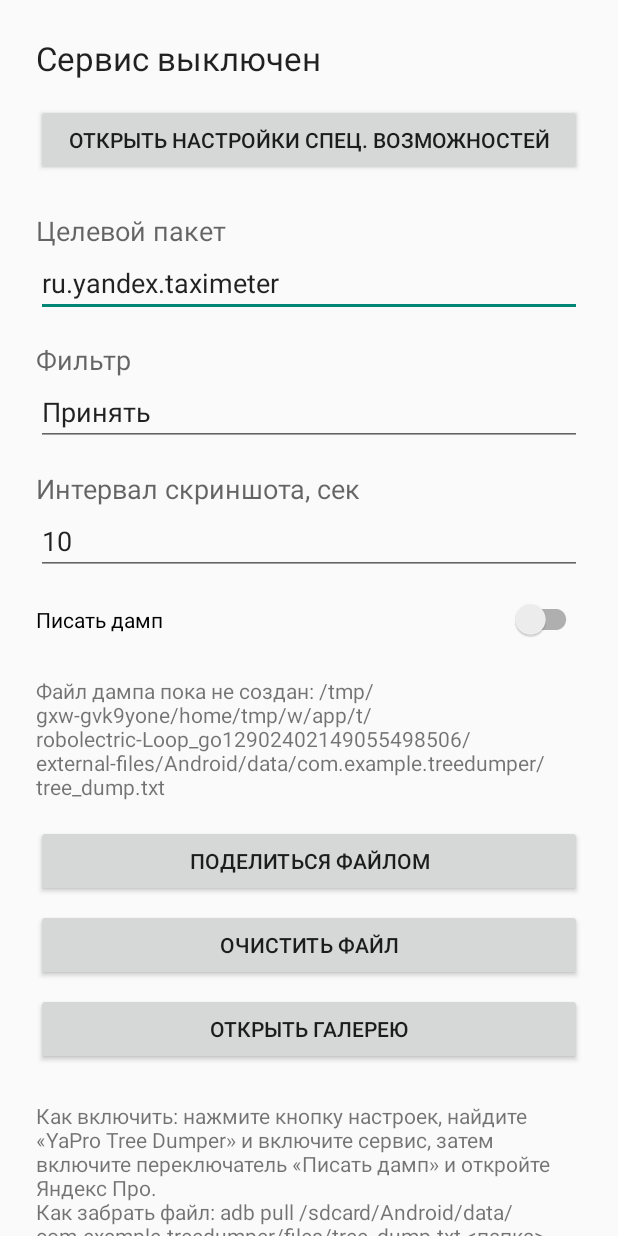
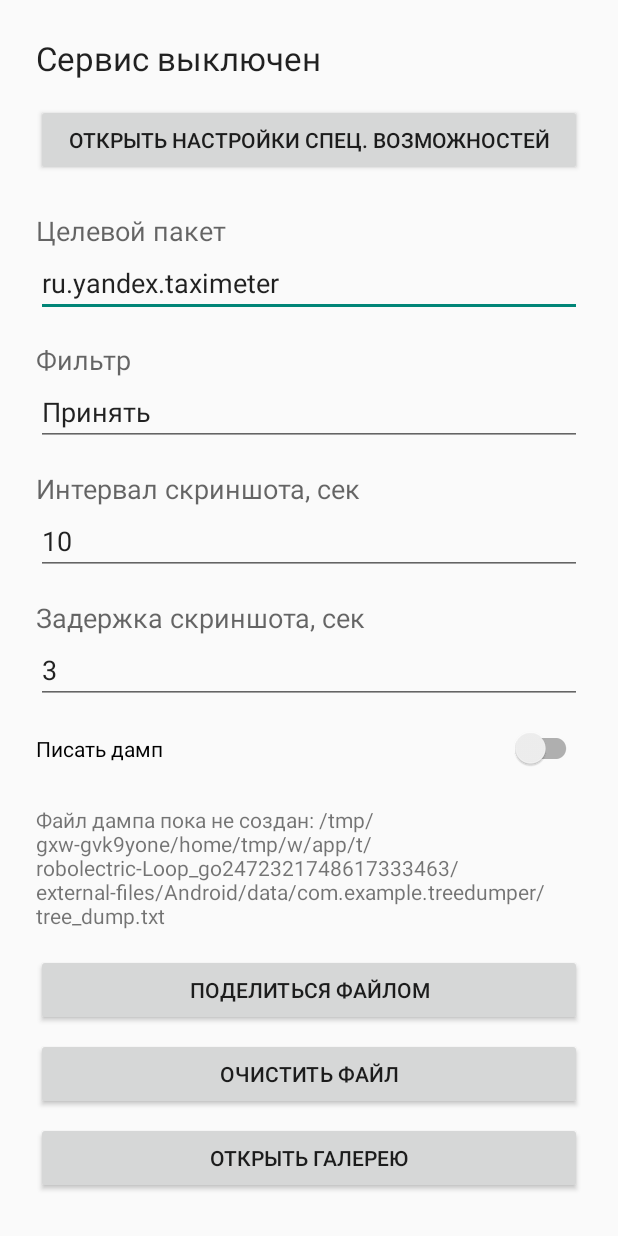
Before and after one commit to vsh147/ifsee, an Android app: the screen it shows after launch (MainActivity), on a phone screen of 412 x 824 dp. Run offline under Robolectric (Android 15) with nearby library versions, the phone set to English and light mode, and no system bars.

Commit message:
Add configurable delay before taking screenshot

```diff
--- a/app/src/main/java/com/example/treedumper/MainActivity.kt
+++ b/app/src/main/java/com/example/treedumper/MainActivity.kt
@@ -41,6 +41,14 @@ class MainActivity : AppCompatActivity() {
             val seconds = text?.toString()?.trim()?.toIntOrNull()
             if (seconds != null && seconds > 0) {
                 prefs.screenshotIntervalSeconds = seconds
+            }
+        }
+
+        binding.screenshotDelayEdit.setText(prefs.screenshotDelaySeconds.toString())
+        binding.screenshotDelayEdit.doAfterTextChanged { text ->
+            val seconds = text?.toString()?.trim()?.toIntOrNull()
+            if (seconds != null && seconds >= 0) {
+                prefs.screenshotDelaySeconds = seconds
             }
         }
 
--- a/app/src/main/java/com/example/treedumper/Prefs.kt
+++ b/app/src/main/java/com/example/treedumper/Prefs.kt
@@ -30,14 +30,22 @@ class Prefs(context: Context) {
             prefs.edit().putInt(KEY_SCREENSHOT_INTERVAL_SECONDS, value.coerceAtLeast(1)).apply()
         }
 
+    var screenshotDelaySeconds: Int
+        get() = prefs.getInt(KEY_SCREENSHOT_DELAY_SECONDS, DEFAULT_SCREENSHOT_DELAY_SECONDS)
+        set(value) {
+            prefs.edit().putInt(KEY_SCREENSHOT_DELAY_SECONDS, value.coerceAtLeast(0)).apply()
+        }
+
     private companion object {
         const val PREFS_NAME = "treedumper_prefs"
         const val KEY_TARGET_PACKAGE = "target_package"
         const val KEY_DUMP_ENABLED = "dump_enabled"
         const val KEY_LOG_FILTER = "log_filter"
         const val KEY_SCREENSHOT_INTERVAL_SECONDS = "screenshot_interval_seconds"
+        const val KEY_SCREENSHOT_DELAY_SECONDS = "screenshot_delay_seconds"
         const val DEFAULT_TARGET_PACKAGE = "ru.yandex.taximeter"
         const val DEFAULT_LOG_FILTER = "Принять"
         const val DEFAULT_SCREENSHOT_INTERVAL_SECONDS = 10
+        const val DEFAULT_SCREENSHOT_DELAY_SECONDS = 3
     }
 }
--- a/app/src/main/res/layout/activity_main.xml
+++ b/app/src/main/res/layout/activity_main.xml
@@ -71,6 +71,22 @@
             android:inputType="number"
             android:singleLine="true" />
 
+        <TextView
+            android:layout_width="match_parent"
+            android:layout_height="wrap_content"
+            android:layout_marginTop="16dp"
+            android:text="@string/screenshot_delay_label"
+            android:textAppearance="@style/TextAppearance.AppCompat.Medium" />
+
+        <EditText
+            android:id="@+id/screenshotDelayEdit"
+            android:layout_width="match_parent"
+            android:layout_height="wrap_content"
+            android:hint="@string/screenshot_delay_hint"
+            android:imeOptions="actionDone"
+            android:inputType="number"
+            android:singleLine="true" />
+
         <androidx.appcompat.widget.SwitchCompat
             android:id="@+id/dumpSwitch"
             android:layout_width="match_parent"
--- a/app/src/main/res/values/strings.xml
+++ b/app/src/main/res/values/strings.xml
@@ -12,6 +12,8 @@
     <string name="filter_hint">Принять</string>
     <string name="screenshot_interval_label">Интервал скриншота, сек</string>
     <string name="screenshot_interval_hint">10</string>
+    <string name="screenshot_delay_label">Задержка скриншота, сек</string>
+    <string name="screenshot_delay_hint">3</string>
     <string name="dump_enabled">Писать дамп</string>
 
     <string name="file_info">Файл дампа: %1$s (%2$s)</string>
```
Also changed, not shown: app/src/main/java/com/example/treedumper/DumpService.kt (+15 -1 lines), 1 other file.
